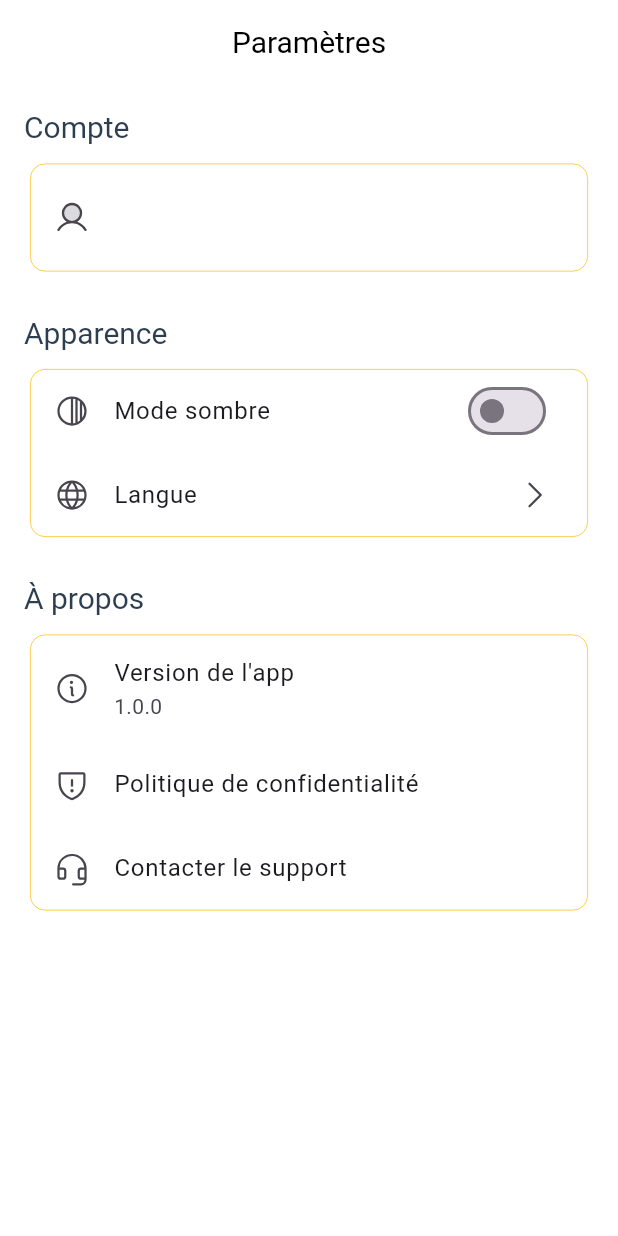
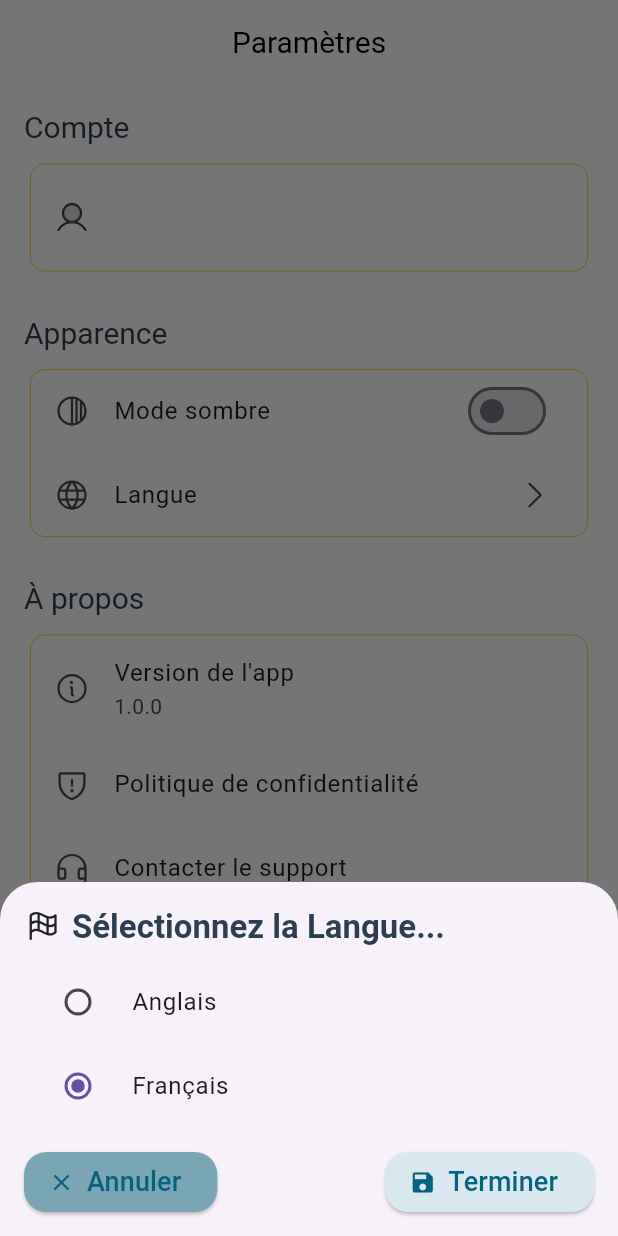
Before and after one commit to Alwil17/rate-master, a Flutter app: the SettingsScreen screen opened by its route, after a tap on "Langue", on a phone screen of 412 x 824 dp. Run offline on Flutter 3.47's test engine with Material 3 defaults, Android fonts, the light colour scheme and no system bars; our stand-ins replace fl_chart, flutter_easyloading, go_router, package_info_plus, phosphor_flutter, shared_preferences; accounts and stored records are empty; generated files the repository leaves out were written again.

Commit message:
Added content to language selection

```diff
--- a/lib/l10n/app_en.arb
+++ b/lib/l10n/app_en.arb
@@ -99,7 +99,7 @@
   "privacyPolicy": "Privacy Policy",
   "contactSupport": "Contact Support",
   "end": "Finish",
-  "selectThe": "Select {selectOption}...",
+  "selectThe": "Select the {selectOption}...",
   "@selectThe": {
     "description": "Label of the selection option.",
     "placeholders": {
--- a/lib/l10n/app_fr.arb
+++ b/lib/l10n/app_fr.arb
@@ -97,7 +97,7 @@
   "privacyPolicy": "Politique de confidentialité",
   "contactSupport": "Contacter le support",
   "end": "Terminer",
-  "selectThe": "Sélectionnez {selectOption}...",
+  "selectThe": "Sélectionnez la {selectOption}...",
   "@selectThe": {
     "description": "Label de l'option de sélection.",
     "placeholders": {
--- a/lib/screens/settings/settings_screen.dart
+++ b/lib/screens/settings/settings_screen.dart
@@ -4,6 +4,7 @@
 import 'package:rate_master/providers/app_state_provider.dart';
 import 'package:rate_master/providers/auth_provider.dart';
 import 'package:flutter_gen/gen_l10n/app_localizations.dart';
+import 'package:rate_master/screens/settings/widgets/language_selection_dialog.dart';
 import 'package:rate_master/shared/theme/theme.dart';
 
 class SettingsScreen extends StatefulWidget {
@@ -62,7 +63,7 @@
             _buildSettingTile(
               locale.language,
               null,
-              PhosphorIconsRegular.globe, () {},
+              PhosphorIconsRegular.globe, () => _showLanguageDialog(context),
             ),
           ]),
           const SizedBox(height: 24),
@@ -122,7 +123,7 @@
     );
   }
 
-  /*void _showLanguageDialog(BuildContext context) async {
+  void _showLanguageDialog(BuildContext context) async {
     final result = await showModalBottomSheet<String>(
       context: context,
       shape: const RoundedRectangleBorder(
@@ -138,12 +139,9 @@
     );
 
     if (result != null) {
-      //print(result);
-      if (result.isNotEmpty &&
-          result != AppLocalizations.of(context)!.localeName) {
-        prefs.locale = result;
-      }
+      print(result);
+
     }
-  }*/
+  }
 
 }
--- a/lib/screens/settings/widgets/language_selection_dialog.dart
+++ b/lib/screens/settings/widgets/language_selection_dialog.dart
@@ -1,5 +1,6 @@
 import 'package:flutter/material.dart';
 import 'package:flutter_gen/gen_l10n/app_localizations.dart';
+import 'package:phosphor_flutter/phosphor_flutter.dart';
 
 class LanguageSelectionDialog extends StatefulWidget {
   final String defaultLocale;
@@ -7,7 +8,8 @@
   const LanguageSelectionDialog({super.key, required this.defaultLocale});
 
   @override
-  _LanguageSelectionDialogState createState() => _LanguageSelectionDialogState();
+  _LanguageSelectionDialogState createState() =>
+      _LanguageSelectionDialogState();
 }
 
 class _LanguageSelectionDialogState extends State<LanguageSelectionDialog> {
@@ -16,8 +18,8 @@
   @override
   void initState() {
     super.initState();
-    if(widget.defaultLocale != null && widget.defaultLocale!.isNotEmpty){
-      selecttedlanguage = widget.defaultLocale!;
+    if (widget.defaultLocale.isNotEmpty) {
+      selecttedlanguage = widget.defaultLocale;
     }
   }
 
@@ -30,11 +32,15 @@
         crossAxisAlignment: CrossAxisAlignment.start,
         children: [
           // Sort by section
-          _buildTitle(AppLocalizations.of(context)!.selectThe(AppLocalizations.of(context)!.language), Icons.flag),
+          _buildTitle(context,
+              AppLocalizations.of(context)!
+                  .selectThe(AppLocalizations.of(context)!.language),
+              PhosphorIconsRegular.flagCheckered),
           const SizedBox(height: 8),
           ...AppLocalizations.supportedLocales.map((e) {
             return RadioListTile<String>(
-              title: Text(AppLocalizations.of(context)!.languageValue(e.languageCode)),
+              title: Text(
+                  AppLocalizations.of(context)!.languageValue(e.languageCode)),
               value: e.languageCode,
               groupValue: selecttedlanguage,
               onChanged: (String? value) {
@@ -57,40 +63,56 @@
                   onPressed: () => Navigator.of(context).pop(),
                   style: ElevatedButton.styleFrom(
                     backgroundColor: Color(0xff79a5b4),
-                        shape: RoundedRectangleBorder(borderRadius: BorderRadius.circular(15)),
+                    shape: RoundedRectangleBorder(
+                        borderRadius: BorderRadius.circular(15)),
                   ),
                   icon: Icon(Icons.close, color: Color(0xff056380)),
                   label: Text(
                     AppLocalizations.of(context)!.cancel,
-                        style: const TextStyle(fontSize: 18, color: Color(0xff056380)),
+                    style:
+                        const TextStyle(fontSize: 18, color: Color(0xff056380)),
                   ),
                 ),
                 ElevatedButton.icon(
                   onPressed: () => Navigator.pop(context, selecttedlanguage),
                   style: ElevatedButton.styleFrom(
                     backgroundColor: Color(0xffd9e8ee),
-                        shape: RoundedRectangleBorder(borderRadius: BorderRadius.circular(15)),
+                    shape: RoundedRectangleBorder(
+                        borderRadius: BorderRadius.circular(15)),
                   ),
                   icon: Icon(Icons.save, color: Color(0xff056380)),
                   label: Text(
                     AppLocalizations.of(context)!.end,
-                        style: const TextStyle(fontSize: 18, color: Color(0xff056380)),
+                    style:
+                        const TextStyle(fontSize: 18, color: Color(0xff056380)),
                   ),
                 )
               ],
             ),
-              )
-          ),
+          )),
         ],
       ),
     );
   }
 
-  Widget _buildTitle(String label, IconData icon){
+  Widget _buildTitle(
+      BuildContext context, String label, PhosphorIconData icon) {
     return Text.rich(TextSpan(children: [
-      WidgetSpan(child: Icon(icon, size: 20,)),
-      WidgetSpan(child: SizedBox(width: 5,)),
-      TextSpan(text: label, style: TextStyle(fontSize: 18, fontWeight: FontWeight.bold)),
+      WidgetSpan(
+          child: PhosphorIcon(
+        icon,
+        size: 24,
+      )),
+      WidgetSpan(
+          child: SizedBox(
+        width: 8,
+      )),
+      TextSpan(
+          text: label,
+          style: Theme.of(context)
+              .textTheme
+              .titleLarge!
+              .copyWith(fontWeight: FontWeight.bold, fontSize: 22)),
     ]));
   }
 }
```
Lines whose indentation alone changed are shown as unchanged.
